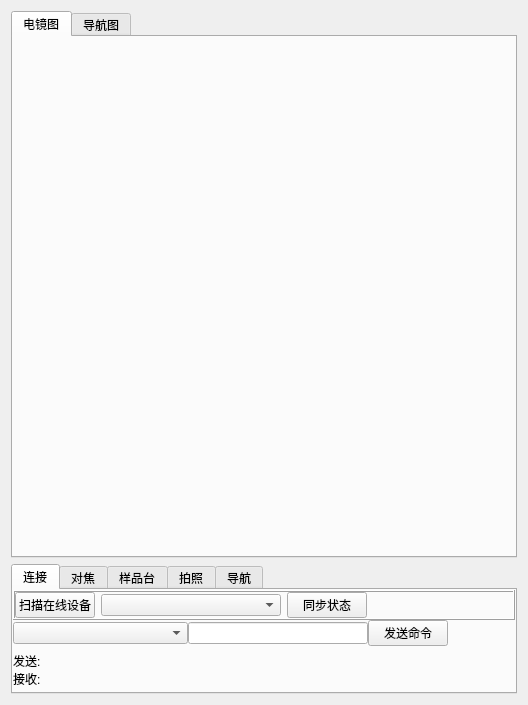
Above: zemrpc/gui/zemrpc_win.ui from zem-lab/pyzemrpc before the change. Below: the same form after it.
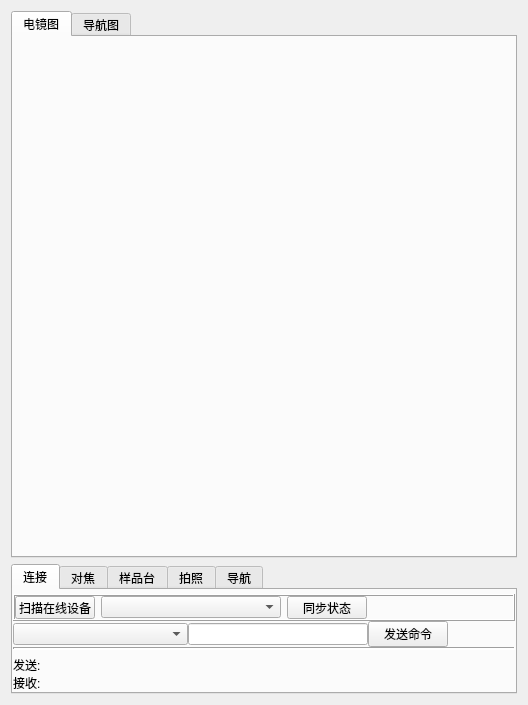
That is the form after the change.

The edit to the form file:
```diff
--- a/zemrpc/gui/zemrpc_win.ui
+++ b/zemrpc/gui/zemrpc_win.ui
@@ -66,7 +66,7 @@
         <number>0</number>
        </property>
        <property name="topMargin">
-        <number>0</number>
+        <number>4</number>
        </property>
        <property name="rightMargin">
         <number>0</number>
@@ -182,8 +182,21 @@
          </item>
         </layout>
        </item>
+       <item>
+        <widget class="Line" name="line_4">
+         <property name="lineWidth">
+          <number>2</number>
+         </property>
+         <property name="orientation">
+          <enum>Qt::Orientation::Horizontal</enum>
+         </property>
+        </widget>
+       </item>
        <item>
         <layout class="QHBoxLayout" name="horizontalLayout_4">
+         <property name="spacing">
+          <number>6</number>
+         </property>
          <property name="topMargin">
           <number>6</number>
          </property>
```
